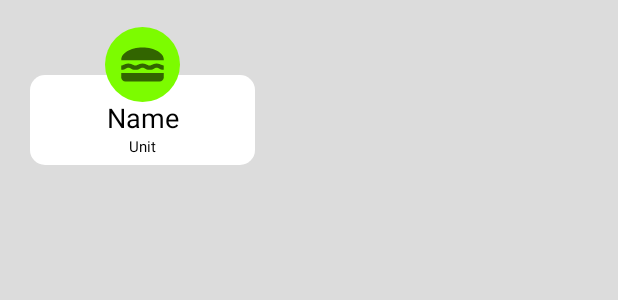
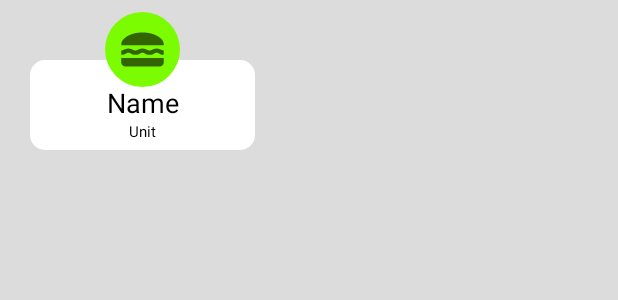
Before and after one commit to Thodorr/SmartShoppingList, an Android app: the layout product_list_layout.xml on its own in the app's theme, with its tools: preview values and no code run, on a phone screen of 412 x 824 dp. Shown: the top 300 px of the screen. Run offline under Robolectric (Android 15) with nearby library versions, the phone set to English and light mode, and no system bars; network calls fail.

Commit message:
Change detail

```diff
--- a/SmartShoppingList/app/src/main/res/layout/product_list_layout.xml
+++ b/SmartShoppingList/app/src/main/res/layout/product_list_layout.xml
@@ -5,7 +5,7 @@
     android:layout_width="150dp"
     android:layout_height="100dp"
     android:layout_marginLeft="20dp"
-    android:layout_marginTop="10dp">
+    android:layout_marginBottom="20dp">
 
     <View
         android:id="@+id/textHolder"
```
